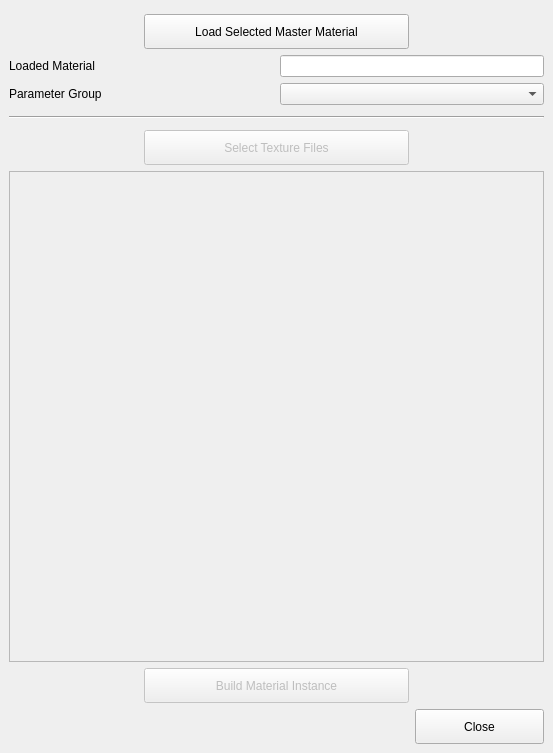
The window that _material_instancer/material_instancer.ui (BlakeXYZ/Unreal-Engine-Tools) describes before a commit, drawn with Qt 5.
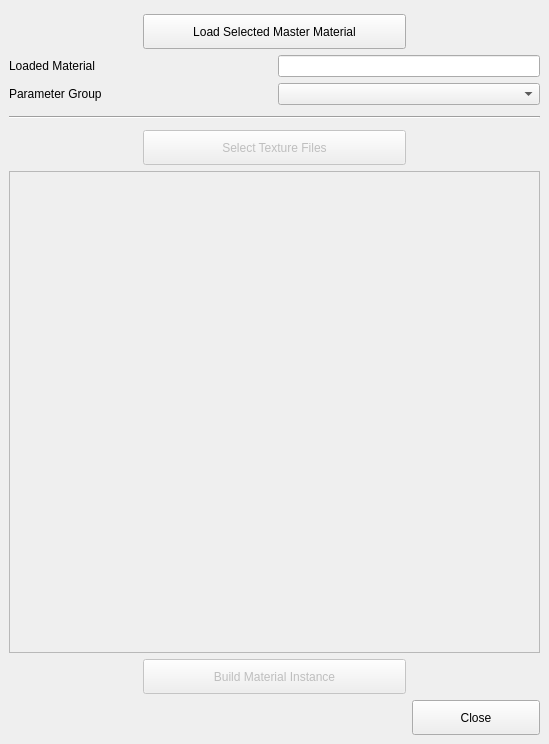
The same window after the commit.

Diff of the .ui file:
```diff
--- a/_material_instancer/material_instancer.ui
+++ b/_material_instancer/material_instancer.ui
@@ -6,8 +6,8 @@
    <rect>
     <x>0</x>
     <y>0</y>
-    <width>553</width>
-    <height>753</height>
+    <width>549</width>
+    <height>744</height>
    </rect>
   </property>
   <property name="windowTitle">
@@ -185,8 +185,8 @@
         <rect>
          <x>0</x>
          <y>0</y>
-         <width>533</width>
-         <height>465</height>
+         <width>529</width>
+         <height>460</height>
         </rect>
        </property>
        <layout class="QVBoxLayout" name="verticalLayout">
```
Left out of the diff: 6 changed lines with no effect on the pictures.
